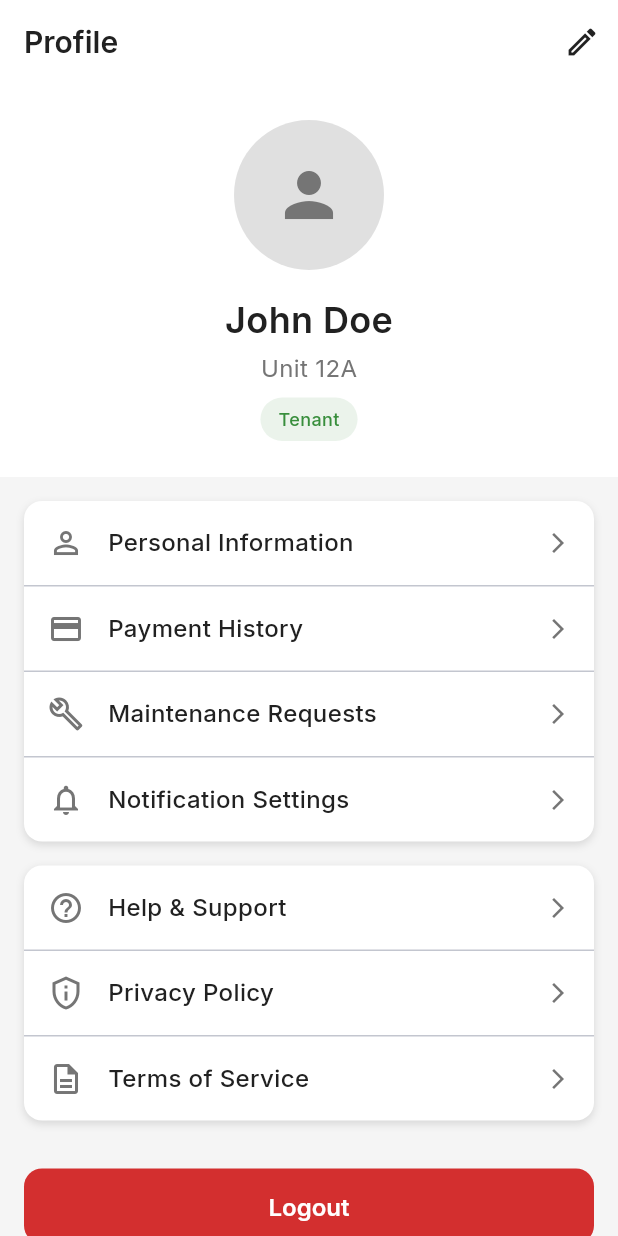
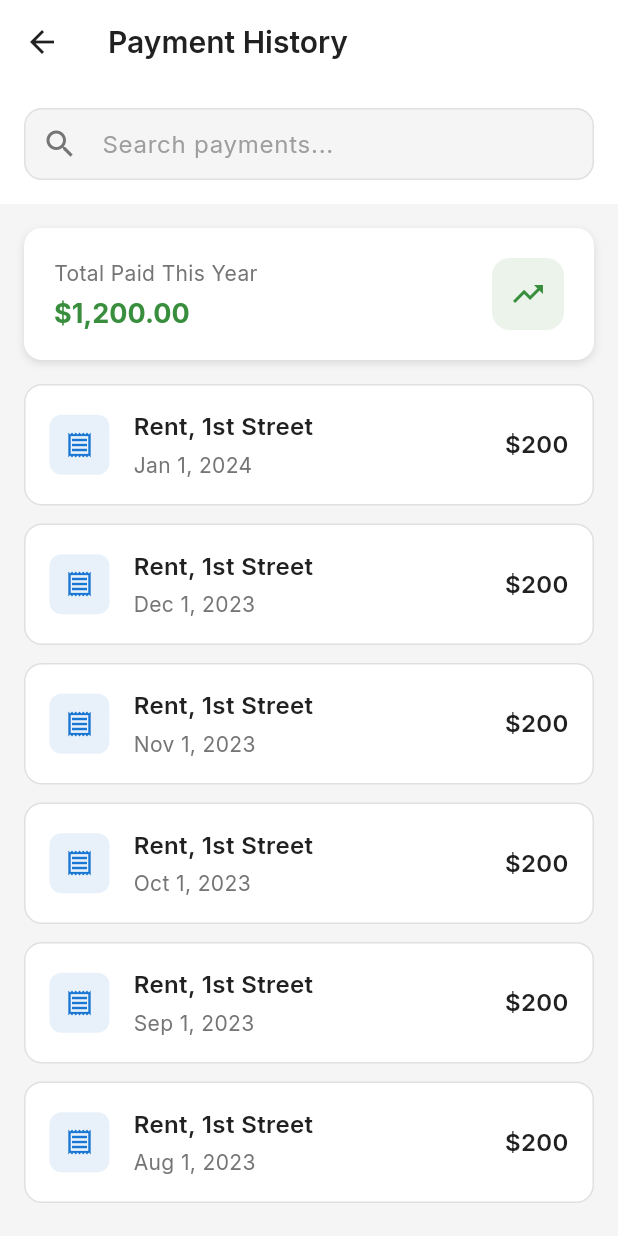
Before and after one commit to Princeyyyy/smart_estate_mobile, a Flutter app: the ProfileScreen screen opened by its route, after a tap on "Payment History", on a phone screen of 412 x 824 dp. Run offline on Flutter 3.47's test engine with Material 3 defaults, Android fonts, the phone set to English and light mode, and no system bars; our stand-ins replace go_router, image_picker.

Commit message:
next set of improvements

```diff
--- a/lib/main.dart
+++ b/lib/main.dart
@@ -6,8 +6,10 @@ import 'screens/onboarding/onboarding_screen.dart';
 import 'screens/auth/login_screen.dart';
 import 'screens/main_screen.dart';
 import 'screens/payment/payment_screen.dart';
+import 'screens/payment/payment_history_screen.dart';
 import 'screens/maintenance/report_issue_screen.dart';
 import 'screens/profile/profile_screen.dart';
+import 'screens/profile/edit_profile_screen.dart';
 import 'screens/settings/notification_settings_screen.dart';
 
 void main() {
@@ -43,6 +45,10 @@ final _router = GoRouter(
       builder: (context, state) => const PaymentScreen(),
     ),
     GoRoute(
+      path: '/payment-history',
+      builder: (context, state) => const PaymentHistoryScreen(),
+    ),
+    GoRoute(
       path: '/report-issue',
       builder: (context, state) => const ReportIssueScreen(),
     ),
@@ -51,6 +57,10 @@ final _router = GoRouter(
       builder: (context, state) => const ProfileScreen(),
     ),
     GoRoute(
+      path: '/edit-profile',
+      builder: (context, state) => const EditProfileScreen(),
+    ),
+    GoRoute(
       path: '/notification-settings',
       builder: (context, state) => const NotificationSettingsScreen(),
     ),
--- a/lib/screens/notifications/notifications_screen.dart
+++ b/lib/screens/notifications/notifications_screen.dart
@@ -41,14 +41,7 @@ class _NotificationsScreenState extends State<NotificationsScreen>
             color: AppColors.textPrimary,
           ),
         ),
-        actions: [
-          IconButton(
-            icon: const Icon(Icons.settings, color: AppColors.textPrimary),
-            onPressed: () {
-              // TODO: Implement settings
-            },
-          ),
-        ],
+
         bottom: TabBar(
           controller: _tabController,
           labelColor: AppColors.primary,
--- /dev/null
+++ b/lib/screens/payment/payment_history_screen.dart
@@ -0,0 +1,342 @@
+import 'package:flutter/material.dart';
+import 'package:go_router/go_router.dart';
+import '../../constants/colors.dart';
+import '../../widgets/receipt_card.dart';
+
+class PaymentHistoryScreen extends StatefulWidget {
+  const PaymentHistoryScreen({super.key});
+
+  @override
+  State<PaymentHistoryScreen> createState() => _PaymentHistoryScreenState();
+}
+
+class _PaymentHistoryScreenState extends State<PaymentHistoryScreen> {
+  final _searchController = TextEditingController();
+  String _searchQuery = '';
+
+  @override
+  void dispose() {
+    _searchController.dispose();
+    super.dispose();
+  }
+
+  // Sample payment history data
+  final List<Map<String, String>> _paymentHistory = [
+    {
+      'title': 'Rent, 1st Street',
+      'amount': '\$200',
+      'date': 'Jan 1, 2024',
+      'status': 'Completed',
+    },
+    {
+      'title': 'Rent, 1st Street',
+      'amount': '\$200',
+      'date': 'Dec 1, 2023',
+      'status': 'Completed',
+    },
+    {
+      'title': 'Rent, 1st Street',
+      'amount': '\$200',
+      'date': 'Nov 1, 2023',
+      'status': 'Completed',
+    },
+    {
+      'title': 'Rent, 1st Street',
+      'amount': '\$200',
+      'date': 'Oct 1, 2023',
+      'status': 'Completed',
+    },
+    {
+      'title': 'Rent, 1st Street',
+      'amount': '\$200',
+      'date': 'Sep 1, 2023',
+      'status': 'Completed',
+    },
+    {
+      'title': 'Rent, 1st Street',
+      'amount': '\$200',
+      'date': 'Aug 1, 2023',
+      'status': 'Completed',
+    },
+  ];
+
+  List<Map<String, String>> get _filteredHistory {
+    if (_searchQuery.isEmpty) {
+      return _paymentHistory;
+    }
+    return _paymentHistory.where((payment) {
+      return payment['title']!.toLowerCase().contains(_searchQuery.toLowerCase()) ||
+          payment['date']!.toLowerCase().contains(_searchQuery.toLowerCase()) ||
+          payment['amount']!.toLowerCase().contains(_searchQuery.toLowerCase());
+    }).toList();
+  }
+
+  @override
+  Widget build(BuildContext context) {
+    return Scaffold(
+      backgroundColor: AppColors.background,
+      appBar: AppBar(
+        backgroundColor: AppColors.surface,
+        elevation: 0,
+        leading: IconButton(
+          icon: const Icon(Icons.arrow_back, color: AppColors.textPrimary),
+          onPressed: () => context.pop(),
+        ),
+        title: const Text(
+          'Payment History',
+          style: TextStyle(
+            fontSize: 20,
+            fontWeight: FontWeight.w600,
+            color: AppColors.textPrimary,
+          ),
+        ),
+      ),
+      body: Column(
+        children: [
+          // Search Section
+          Container(
+            color: AppColors.surface,
+            padding: const EdgeInsets.all(16),
+            child: TextField(
+              controller: _searchController,
+              onChanged: (value) {
+                setState(() {
+                  _searchQuery = value;
+                });
+              },
+              decoration: InputDecoration(
+                hintText: 'Search payments...',
+                prefixIcon: const Icon(Icons.search, color: AppColors.textSecondary),
+                suffixIcon: _searchQuery.isNotEmpty
+                    ? IconButton(
+                        icon: const Icon(Icons.clear, color: AppColors.textSecondary),
+                        onPressed: () {
+                          _searchController.clear();
+                          setState(() {
+                            _searchQuery = '';
+                          });
+                        },
+                      )
+                    : null,
+                filled: true,
+                fillColor: AppColors.background,
+                border: OutlineInputBorder(
+                  borderRadius: BorderRadius.circular(12),
+                  borderSide: BorderSide.none,
+                ),
+                contentPadding: const EdgeInsets.symmetric(
+                  horizontal: 16,
+                  vertical: 12,
+                ),
+              ),
+            ),
+          ),
+
+          // Payment Summary Card
+          Container(
+            margin: const EdgeInsets.all(16),
+            padding: const EdgeInsets.all(20),
+            decoration: BoxDecoration(
+              color: AppColors.surface,
+              borderRadius: BorderRadius.circular(12),
+              boxShadow: [
+                BoxShadow(
+                  color: AppColors.cardShadow,
+                  blurRadius: 4,
+                  offset: const Offset(0, 2),
+                ),
+              ],
+            ),
+            child: Row(
+              mainAxisAlignment: MainAxisAlignment.spaceBetween,
+              children: [
+                Column(
+                  crossAxisAlignment: CrossAxisAlignment.start,
+                  children: [
+                    Text(
+                      'Total Paid This Year',
+                      style: Theme.of(context).textTheme.bodyMedium?.copyWith(
+                        color: AppColors.textSecondary,
+                      ),
+                    ),
+                    const SizedBox(height: 4),
+                    Text(
+                      '\$1,200.00',
+                      style: Theme.of(context).textTheme.headlineSmall?.copyWith(
+                        fontWeight: FontWeight.w700,
+                        color: AppColors.success,
+                      ),
+                    ),
+                  ],
+                ),
+                Container(
+                  padding: const EdgeInsets.all(12),
+                  decoration: BoxDecoration(
+                    color: AppColors.success.withOpacity(0.1),
+                    borderRadius: BorderRadius.circular(12),
+                  ),
+                  child: const Icon(
+                    Icons.trending_up,
+                    color: AppColors.success,
+                    size: 24,
+                  ),
+                ),
+              ],
+            ),
+          ),
+
+          // History List
+          Expanded(
+            child: _filteredHistory.isEmpty
+                ? Center(
+                    child: Column(
+                      mainAxisAlignment: MainAxisAlignment.center,
+                      children: [
+                        Icon(
+                          Icons.search_off,
+                          size: 64,
+                          color: AppColors.textSecondary.withOpacity(0.5),
+                        ),
+                        const SizedBox(height: 16),
+                        Text(
+                          'No payments found',
+                          style: Theme.of(context).textTheme.bodyLarge?.copyWith(
+                            color: AppColors.textSecondary,
+                          ),
+                        ),
+                        const SizedBox(height: 8),
+                        Text(
+                          'Try adjusting your search criteria',
+                          style: Theme.of(context).textTheme.bodyMedium?.copyWith(
+                            color: AppColors.textSecondary,
+                          ),
+                        ),
+                      ],
+                    ),
+                  )
+                : ListView.builder(
+                    padding: const EdgeInsets.symmetric(horizontal: 16),
+                    itemCount: _filteredHistory.length,
+                    itemBuilder: (context, index) {
+                      final payment = _filteredHistory[index];
+                      return Padding(
+                        padding: const EdgeInsets.only(bottom: 12),
+                        child: GestureDetector(
+                          onTap: () {
+                            _showPaymentDetails(context, payment);
+                          },
+                          child: ReceiptCard(
+                            title: payment['title']!,
+                            amount: payment['amount']!,
+                            date: payment['date']!,
+                          ),
+                        ),
+                      );
+                    },
+                  ),
+          ),
+        ],
+      ),
+    );
+  }
+
+  void _showPaymentDetails(BuildContext context, Map<String, String> payment) {
+    showModalBottomSheet(
+      context: context,
+      backgroundColor: AppColors.surface,
+      shape: const RoundedRectangleBorder(
+        borderRadius: BorderRadius.vertical(top: Radius.circular(20)),
+      ),
+      builder: (context) => Container(
+        padding: const EdgeInsets.all(24),
+        child: Column(
+          mainAxisSize: MainAxisSize.min,
+          crossAxisAlignment: CrossAxisAlignment.start,
+          children: [
+            Row(
+              mainAxisAlignment: MainAxisAlignment.spaceBetween,
+              children: [
+                Text(
+                  'Payment Details',
+                  style: Theme.of(context).textTheme.headlineSmall?.copyWith(
+                    fontWeight: FontWeight.w600,
+                    color: AppColors.textPrimary,
+                  ),
+                ),
+                IconButton(
+                  icon: const Icon(Icons.close, color: AppColors.textPrimary),
+                  onPressed: () => Navigator.of(context).pop(),
+                ),
+              ],
+            ),
+            const SizedBox(height: 24),
+            _buildDetailRow('Property', payment['title']!),
+            const SizedBox(height: 16),
+            _buildDetailRow('Amount', payment['amount']!),
+            const SizedBox(height: 16),
+            _buildDetailRow('Date', payment['date']!),
+            const SizedBox(height: 16),
+            _buildDetailRow('Status', payment['status']!),
+            const SizedBox(height: 16),
+            _buildDetailRow('Transaction ID', 'TXN${DateTime.now().millisecondsSinceEpoch}'),
+            const SizedBox(height: 32),
+            SizedBox(
+              width: double.infinity,
+              height: 50,
+              child: ElevatedButton(
+                onPressed: () {
+                  Navigator.of(context).pop();
+                  // TODO: Implement download receipt
+                  ScaffoldMessenger.of(context).showSnackBar(
+                    const SnackBar(
+                      content: Text('Receipt downloaded'),
+                      backgroundColor: AppColors.success,
+                    ),
+                  );
+                },
+                style: ElevatedButton.styleFrom(
+                  backgroundColor: AppColors.primary,
+                  foregroundColor: Colors.white,
+                  shape: RoundedRectangleBorder(
+                    borderRadius: BorderRadius.circular(12),
+                  ),
+                ),
+                child: const Text(
+                  'Download Receipt',
+                  style: TextStyle(
+                    fontSize: 16,
+                    fontWeight: FontWeight.w600,
+                  ),
+                ),
+              ),
+            ),
+            const SizedBox(height: 16),
+          ],
+        ),
+      ),
+    );
+  }
+
+  Widget _buildDetailRow(String label, String value) {
+    return Row(
+      mainAxisAlignment: MainAxisAlignment.spaceBetween,
+      children: [
+        Text(
+          label,
+          style: const TextStyle(
+            fontSize: 16,
+            color: AppColors.textSecondary,
+          ),
+        ),
+        Text(
+          value,
+          style: const TextStyle(
+            fontSize: 16,
+            fontWeight: FontWeight.w600,
+            color: AppColors.textPrimary,
+          ),
+        ),
+      ],
+    );
+  }
+}
--- a/lib/screens/profile/profile_screen.dart
+++ b/lib/screens/profile/profile_screen.dart
@@ -22,14 +22,7 @@ class ProfileScreen extends StatelessWidget {
             color: AppColors.textPrimary,
           ),
         ),
-        actions: [
-          IconButton(
-            icon: const Icon(Icons.edit_outlined, color: AppColors.textPrimary),
-            onPressed: () {
-              // TODO: Implement edit profile
-            },
-          ),
-        ],
+
       ),
       body: SingleChildScrollView(
         child: Column(
@@ -112,7 +105,7 @@ class ProfileScreen extends StatelessWidget {
                     icon: Icons.person_outline,
                     title: 'Personal Information',
                     onTap: () {
-                      // TODO: Implement personal info
+                      context.push('/edit-profile');
                     },
                   ),
                   const Divider(height: 1),
@@ -120,7 +113,7 @@ class ProfileScreen extends StatelessWidget {
                     icon: Icons.payment_outlined,
                     title: 'Payment History',
                     onTap: () {
-                      // TODO: Implement payment history
+                      context.push('/payment-history');
                     },
                   ),
                   const Divider(height: 1),
@@ -128,7 +121,7 @@ class ProfileScreen extends StatelessWidget {
                     icon: Icons.build_outlined,
                     title: 'Maintenance Requests',
                     onTap: () {
-                      // TODO: Implement maintenance requests
+                      context.push('/report-issue');
                     },
                   ),
                   const Divider(height: 1),
@@ -136,7 +129,7 @@ class ProfileScreen extends StatelessWidget {
                     icon: Icons.notifications_outlined,
                     title: 'Notification Settings',
                     onTap: () {
-                      // TODO: Implement notification settings
+                      context.push('/notification-settings');
                     },
                   ),
                 ],
```
Also changed, not shown: lib/screens/home/dashboard_screen.dart (+1 -14 lines), lib/screens/payment/payment_screen.dart (+0 -53 lines), lib/screens/profile/edit_profile_screen.dart (added, +247 -0 lines), 1 other file.
